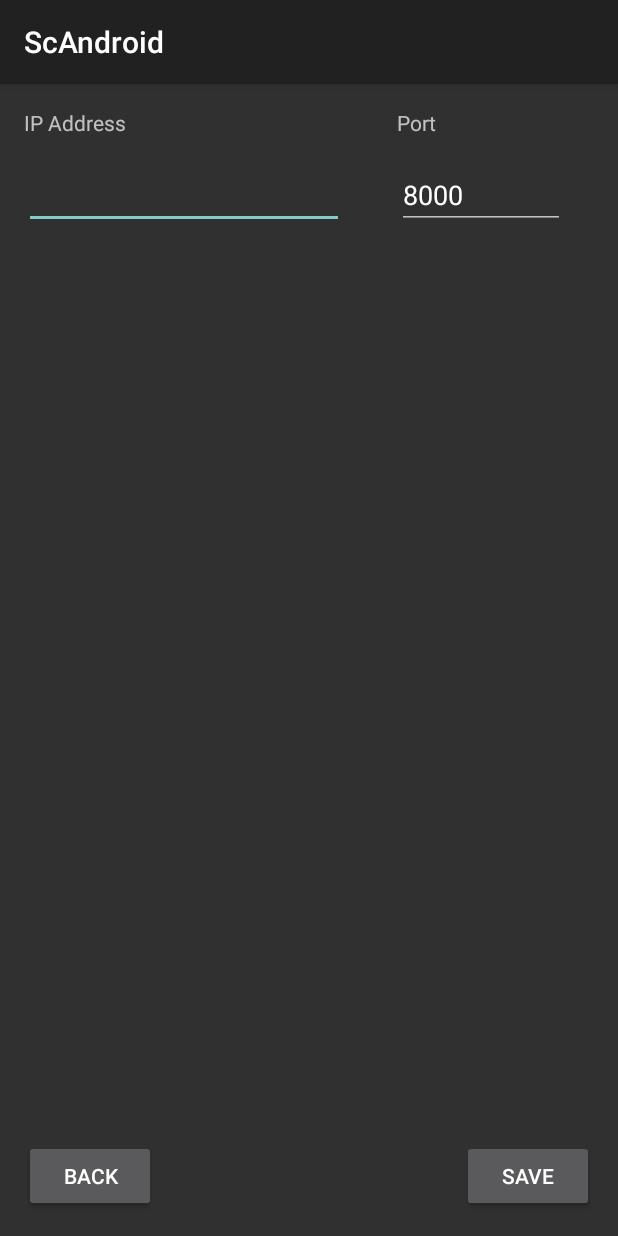
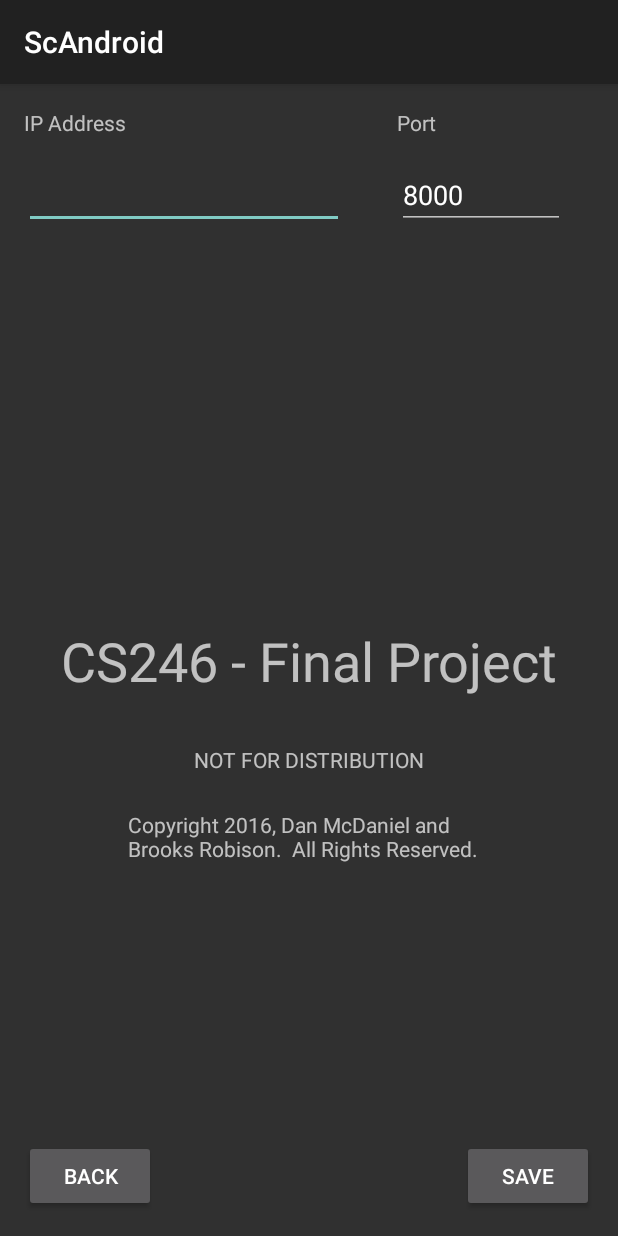
Before and after one commit to bosoxfanx5/ScAndroid, an Android app: the SettingsActivity screen opened directly, with no data from a screen before it, on a phone screen of 412 x 824 dp. Run offline under Robolectric (Android 15) with nearby library versions, the phone set to English and light mode, and no system bars.

Commit message:
Added copyright notice and title.

```diff
--- a/app/src/main/res/layout/activity_settings.xml
+++ b/app/src/main/res/layout/activity_settings.xml
@@ -22,7 +22,6 @@
         android:layout_width="0dp"
         android:layout_height="wrap_content"
         android:inputType="textPersonName"
-        android:text="Name"
         android:ems="10"
         android:id="@+id/ipET"
         android:layout_marginTop="16dp"
@@ -44,7 +43,6 @@
         android:layout_width="112dp"
         android:layout_height="wrap_content"
         android:inputType="textPersonName"
-        android:text="Name"
         android:ems="10"
         android:id="@+id/portET"
         android:layout_marginTop="16dp"
@@ -74,4 +72,41 @@
         app:layout_constraintBottom_toBottomOf="parent"
         android:layout_marginBottom="16dp" />
 
+    <TextView
+        android:text="CS246 - Final Project"
+        android:layout_width="wrap_content"
+        android:layout_height="wrap_content"
+        android:id="@+id/textView3"
+        android:textSize="36dp"
+        android:layout_marginTop="16dp"
+        app:layout_constraintTop_toTopOf="parent"
+        app:layout_constraintBottom_toBottomOf="parent"
+        android:layout_marginBottom="16dp"
+        android:layout_marginStart="16dp"
+        app:layout_constraintLeft_toLeftOf="parent"
+        android:layout_marginEnd="16dp"
+        app:layout_constraintRight_toRightOf="parent" />
+
+    <TextView
+        android:text="NOT FOR DISTRIBUTION"
+        android:layout_width="wrap_content"
+        android:layout_height="wrap_content"
+        android:id="@+id/textView4"
+        android:layout_marginTop="32dp"
+        app:layout_constraintTop_toBottomOf="@+id/textView3"
+        android:layout_marginEnd="16dp"
+        app:layout_constraintRight_toRightOf="parent"
+        android:layout_marginStart="16dp"
+        app:layout_constraintLeft_toLeftOf="parent" />
+
+    <TextView
+        android:text="Copyright 2016, Dan McDaniel and Brooks Robison.  All Rights Reserved."
+        android:layout_width="241dp"
+        android:layout_height="40dp"
+        android:id="@+id/textView5"
+        app:layout_constraintLeft_toLeftOf="@+id/textView4"
+        app:layout_constraintRight_toRightOf="@+id/textView4"
+        android:layout_marginTop="24dp"
+        app:layout_constraintTop_toBottomOf="@+id/textView4" />
+
 </android.support.constraint.ConstraintLayout>
```
